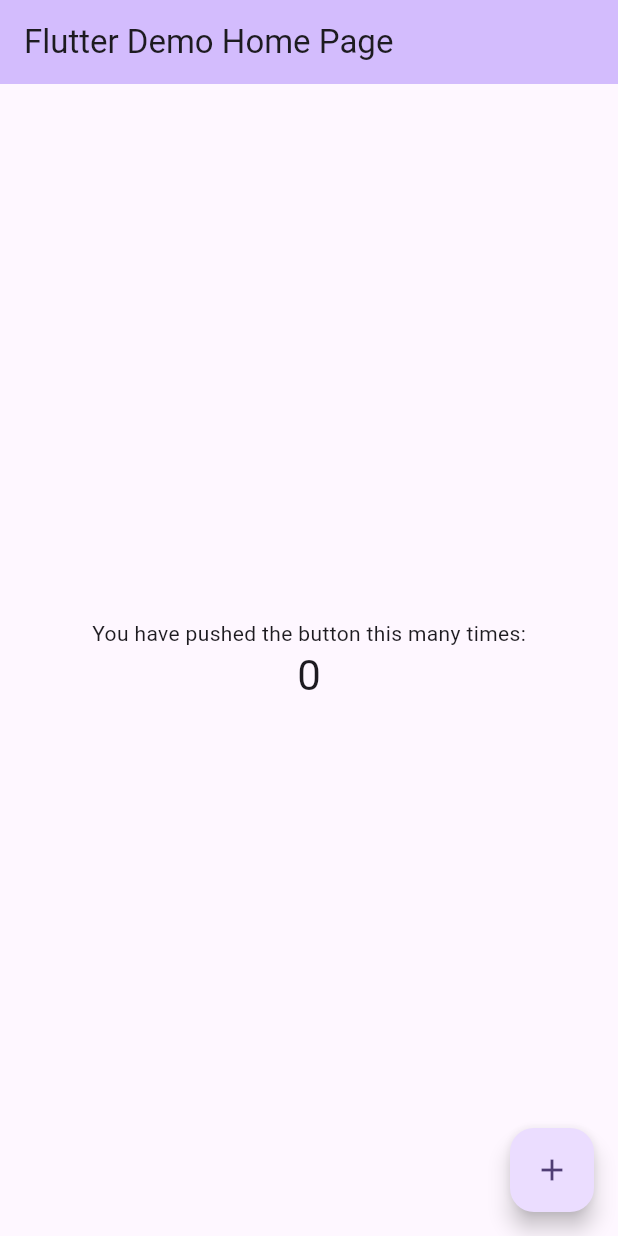
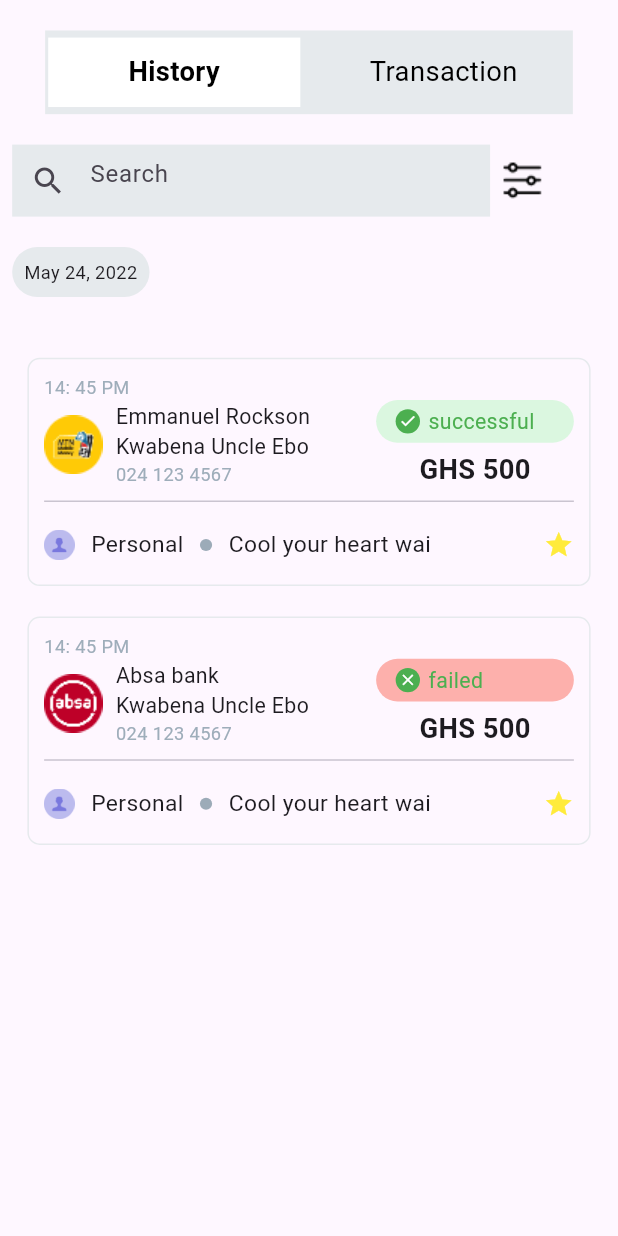
Before and after one commit to Mawuli-360/hubtel-coding-challenge-repo, a Flutter app: the screen it shows after launch, on a phone screen of 412 x 824 dp. Run offline on Flutter 3.47's test engine with Material 3 defaults, Android fonts, the phone set to English and light mode, and no system bars; our stand-ins replace flutter_screenutil.

Commit message:
almost done with the ui

```diff
--- a/lib/main.dart
+++ b/lib/main.dart
@@ -1,4 +1,6 @@
+// ignore_for_file: public_member_api_docs, sort_constructors_first
 import 'package:flutter/material.dart';
+import 'package:flutter_screenutil/flutter_screenutil.dart';
 
 void main() {
   runApp(const MyApp());
@@ -10,116 +12,299 @@ class MyApp extends StatelessWidget {
   // This widget is the root of your application.
   @override
   Widget build(BuildContext context) {
+    return ScreenUtilInit(
+      designSize: const Size(375, 812),
+      minTextAdapt: true,
+      splitScreenMode: true,
+      builder: (_, child) {
         return MaterialApp(
-      title: 'Flutter Demo',
+          debugShowCheckedModeBanner: false,
+          title: 'First Method',
           theme: ThemeData(
-        // This is the theme of your application.
-        //
-        // TRY THIS: Try running your application with "flutter run". You'll see
-        // the application has a purple toolbar. Then, without quitting the app,
-        // try changing the seedColor in the colorScheme below to Colors.green
-        // and then invoke "hot reload" (save your changes or press the "hot
-        // reload" button in a Flutter-supported IDE, or press "r" if you used
-        // the command line to start the app).
-        //
-        // Notice that the counter didn't reset back to zero; the application
-        // state is not lost during the reload. To reset the state, use hot
-        // restart instead.
-        //
-        // This works for code too, not just values: Most code changes can be
-        // tested with just a hot reload.
-        colorScheme: ColorScheme.fromSeed(seedColor: Colors.deepPurple),
-        useMaterial3: true,
+            primarySwatch: Colors.blue,
           ),
-      home: const MyHomePage(title: 'Flutter Demo Home Page'),
+          home: child,
+        );
+      },
+      child: const HomeScreen(),
     );
   }
 }
 
-class MyHomePage extends StatefulWidget {
-  const MyHomePage({super.key, required this.title});
-
-  // This widget is the home page of your application. It is stateful, meaning
-  // that it has a State object (defined below) that contains fields that affect
-  // how it looks.
-
-  // This class is the configuration for the state. It holds the values (in this
-  // case the title) provided by the parent (in this case the App widget) and
-  // used by the build method of the State. Fields in a Widget subclass are
-  // always marked "final".
-
-  final String title;
+class HomeScreen extends StatefulWidget {
+  const HomeScreen({super.key});
 
   @override
-  State<MyHomePage> createState() => _MyHomePageState();
+  State<HomeScreen> createState() => _HomeScreenState();
 }
 
-class _MyHomePageState extends State<MyHomePage> {
-  int _counter = 0;
-
-  void _incrementCounter() {
-    setState(() {
-      // This call to setState tells the Flutter framework that something has
-      // changed in this State, which causes it to rerun the build method below
-      // so that the display can reflect the updated values. If we changed
-      // _counter without calling setState(), then the build method would not be
-      // called again, and so nothing would appear to happen.
-      _counter++;
-    });
-  }
+class _HomeScreenState extends State<HomeScreen> {
+  int selectedTab = 0;
+  List<String> tabs = ['History', 'Transaction'];
 
   @override
   Widget build(BuildContext context) {
-    // This method is rerun every time setState is called, for instance as done
-    // by the _incrementCounter method above.
-    //
-    // The Flutter framework has been optimized to make rerunning build methods
-    // fast, so that you can just rebuild anything that needs updating rather
-    // than having to individually change instances of widgets.
     return Scaffold(
-      appBar: AppBar(
-        // TRY THIS: Try changing the color here to a specific color (to
-        // Colors.amber, perhaps?) and trigger a hot reload to see the AppBar
-        // change color while the other colors stay the same.
-        backgroundColor: Theme.of(context).colorScheme.inversePrimary,
-        // Here we take the value from the MyHomePage object that was created by
-        // the App.build method, and use it to set our appbar title.
-        title: Text(widget.title),
+      // bottomNavigationBar: Card(
+      // ),
+      body: SafeArea(
+        child: Padding(
+          padding: EdgeInsets.symmetric(horizontal: 8.h),
+          child: SizedBox(
+            height: 1.sh,
+            width: double.infinity,
+            child: Column(
+              crossAxisAlignment: CrossAxisAlignment.start,
+              children: [
+                20.verticalSpace,
+                Container(
+                  height: 55.h,
+                  padding: EdgeInsets.symmetric(horizontal: 2.h),
+                  margin: EdgeInsets.symmetric(horizontal: 20.w),
+                  color: const Color(0xffE6EAED),
+                  child: Row(
+                    mainAxisAlignment: MainAxisAlignment.spaceBetween,
+                    children: List.generate(tabs.length, (index) {
+                      return GestureDetector(
+                        onTap: () {
+                          setState(() {
+                            selectedTab = index;
+                          });
+                        },
+                        child: Container(
+                            color: selectedTab == index ? Colors.white : null,
+                            width: 153.w,
+                            padding: EdgeInsets.symmetric(vertical: 10.h),
+                            child: Text(
+                              tabs[index],
+                              textAlign: TextAlign.center,
+                              style: TextStyle(
+                                  color: Colors.black,
+                                  fontSize: 18.sp,
+                                  fontWeight: selectedTab == index
+                                      ? FontWeight.bold
+                                      : FontWeight.normal),
+                            )),
+                      );
+                    }),
                   ),
-      body: Center(
-        // Center is a layout widget. It takes a single child and positions it
-        // in the middle of the parent.
+                ),
+                20.verticalSpace,
+                // SizedBox(
+                //   height: 50.h,
+                //   // color: Colors.red,
+                //   child: Row(
+                //     children: [
+                //       Container(
+                //         height: 50.h,
+                //         color: Colors.white,
+                //         child: TextFormField(
+                //           decoration: const InputDecoration(
+                //               hintText: 'search', suffixIcon: Icon(Icons.search)),
+                //         ),
+                //       )
+                //     ],
+                //   ),
+                // ),
+                Row(
+                  children: [
+                    Container(
+                      width: 290.w,
+                      color: const Color(0xffE6EAED),
+                      child: TextFormField(
+                        decoration: const InputDecoration(
+                            border: InputBorder.none,
+                            prefixIcon: Icon(Icons.search),
+                            hintText: 'Search'),
+                      ),
+                    ),
+                    Image.asset('assets/images/filter.png')
+                  ],
+                ),
+                20.verticalSpace,
+
+                Container(
+                  padding: EdgeInsets.all(8.h),
+                  decoration: const ShapeDecoration(
+                    shape: StadiumBorder(),
+                    color: Color(0xffE6EAED),
+                  ),
+                  child: Text(
+                    'May 24, 2022',
+                    style: TextStyle(fontSize: 12.sp),
+                  ),
+                ),
+                40.verticalSpace,
+                const HistoryCard(
+                  custommerName: 'Emmanuel Rockson\nKwabena Uncle Ebo',
+                  serviceImage: 'assets/images/mtn.png',
+                  number: '024 123 4567',
+                  statusIcon: Icons.check,
+                  statusMessage: 'successful',
+                  color: Color(0xffDBF7E0),
+                ),
+                20.verticalSpace,
+                const HistoryCard(
+                  custommerName: 'Absa bank\nKwabena Uncle Ebo',
+                  serviceImage: 'assets/images/absa.png',
+                  number: '024 123 4567',
+                  statusIcon: Icons.close,
+                  statusMessage: 'failed',
+                  color: Color(0xffFDB0AC),
+                )
+              ],
+            ),
+          ),
+        ),
+      ),
+    );
+  }
+}
+
+class HistoryCard extends StatelessWidget {
+  const HistoryCard({
+    super.key,
+    required this.custommerName,
+    required this.serviceImage,
+    required this.number,
+    this.isFav = false,
+    required this.statusIcon,
+    required this.statusMessage,
+    required this.color,
+  });
+
+  final String custommerName;
+  final String serviceImage;
+  final String number;
+  final bool isFav;
+  final IconData statusIcon;
+  final String statusMessage;
+  final Color color;
+
+  @override
+  Widget build(BuildContext context) {
+    return Container(
+      margin: EdgeInsets.symmetric(horizontal: 10.h),
+      padding: EdgeInsets.all(10.h),
+      height: 150.h,
+      decoration: BoxDecoration(
+          // color: Colors.red,
+          borderRadius: BorderRadius.circular(8.h),
+          border: Border.all(color: const Color(0xffE6EAED))),
       child: Column(
-          // Column is also a layout widget. It takes a list of children and
-          // arranges them vertically. By default, it sizes itself to fit its
-          // children horizontally, and tries to be as tall as its parent.
-          //
-          // Column has various properties to control how it sizes itself and
-          // how it positions its children. Here we use mainAxisAlignment to
-          // center the children vertically; the main axis here is the vertical
-          // axis because Columns are vertical (the cross axis would be
-          // horizontal).
-          //
-          // TRY THIS: Invoke "debug painting" (choose the "Toggle Debug Paint"
-          // action in the IDE, or press "p" in the console), to see the
-          // wireframe for each widget.
-          mainAxisAlignment: MainAxisAlignment.center,
-          children: <Widget>[
-            const Text(
-              'You have pushed the button this many times:',
+        crossAxisAlignment: CrossAxisAlignment.start,
+        children: [
+          Text(
+            '14: 45 PM',
+            style: TextStyle(fontSize: 12.sp, color: const Color(0xff9EADBA)),
+          ),
+          Row(
+            mainAxisAlignment: MainAxisAlignment.spaceBetween,
+            children: [
+              Row(
+                children: [
+                  Image.asset(serviceImage),
+                  8.horizontalSpace,
+                  Column(
+                    crossAxisAlignment: CrossAxisAlignment.start,
+                    children: [
+                      Text(
+                        custommerName,
+                        style: TextStyle(fontSize: 14.sp),
                       ),
                       Text(
-              '$_counter',
-              style: Theme.of(context).textTheme.headlineMedium,
+                        '024 123 4567',
+                        style: TextStyle(
+                            fontSize: 12.sp, color: const Color(0xff9EADBA)),
                       ),
                     ],
                   ),
+                ],
               ),
-      floatingActionButton: FloatingActionButton(
-        onPressed: _incrementCounter,
-        tooltip: 'Increment',
-        child: const Icon(Icons.add),
-      ), // This trailing comma makes auto-formatting nicer for build methods.
+              Column(
+                children: [
+                  statusCard(
+                      icon: statusIcon, message: statusMessage, color: color),
+                  5.verticalSpace,
+                  Text(
+                    'GHS 500',
+                    style:
+                        TextStyle(fontSize: 18.sp, fontWeight: FontWeight.bold),
+                  ),
+                ],
+              )
+            ],
+          ),
+          const Divider(),
+          10.verticalSpace,
+          Row(
+            mainAxisAlignment: MainAxisAlignment.spaceBetween,
+            children: [
+              Row(
+                children: [
+                  Image.asset(
+                    "assets/images/avatar.png",
+                    height: 20.h,
+                  ),
+                  10.horizontalSpace,
+                  Text(
+                    'Personal',
+                    style: TextStyle(fontSize: 15.sp),
+                  ),
+                  10.horizontalSpace,
+                  Container(
+                    height: 8.h,
+                    width: 8.h,
+                    decoration: const BoxDecoration(
+                        shape: BoxShape.circle, color: Color(0xff9CABB8)),
+                  ),
+                  10.horizontalSpace,
+                  Text(
+                    'Cool your heart wai',
+                    style: TextStyle(fontSize: 15.sp),
+                  ),
+                ],
+              ),
+              Icon(
+                Icons.star,
+                color: Colors.yellow,
+                size: 20.h,
+              )
+            ],
+          )
+        ],
+      ),
+    );
+  }
+
+  Widget statusCard({required icon, required message, required color}) {
+    return Container(
+      padding: EdgeInsets.all(2.h),
+      width: 120.w,
+      height: 28.h,
+      decoration: ShapeDecoration(
+        shape: const StadiumBorder(),
+        color: color,
+      ),
+      child: Row(
+        children: [
+          10.horizontalSpace,
+          CircleAvatar(
+            radius: 8.h,
+            backgroundColor: Colors.green,
+            child: Icon(
+              icon,
+              size: 12.h,
+              color: Colors.white,
+            ),
+          ),
+          5.horizontalSpace,
+          Text(
+            message,
+            style: TextStyle(fontSize: 14.sp, color: Colors.green),
+          ),
+        ],
+      ),
     );
   }
 }
```
Also changed, not shown: pubspec.yaml (+5 -19 lines), assets/images/absa.png (added), assets/images/avatar.png (added), assets/images/calendar.png (added), assets/images/cedis.png (added), assets/images/close.png (added), assets/images/fav.png (added), assets/images/filter.png (added), assets/images/home.png (added), assets/images/mtn.png (added), assets/images/search.png (added), pubspec.lock. Lines whose indentation alone changed are shown as unchanged.
